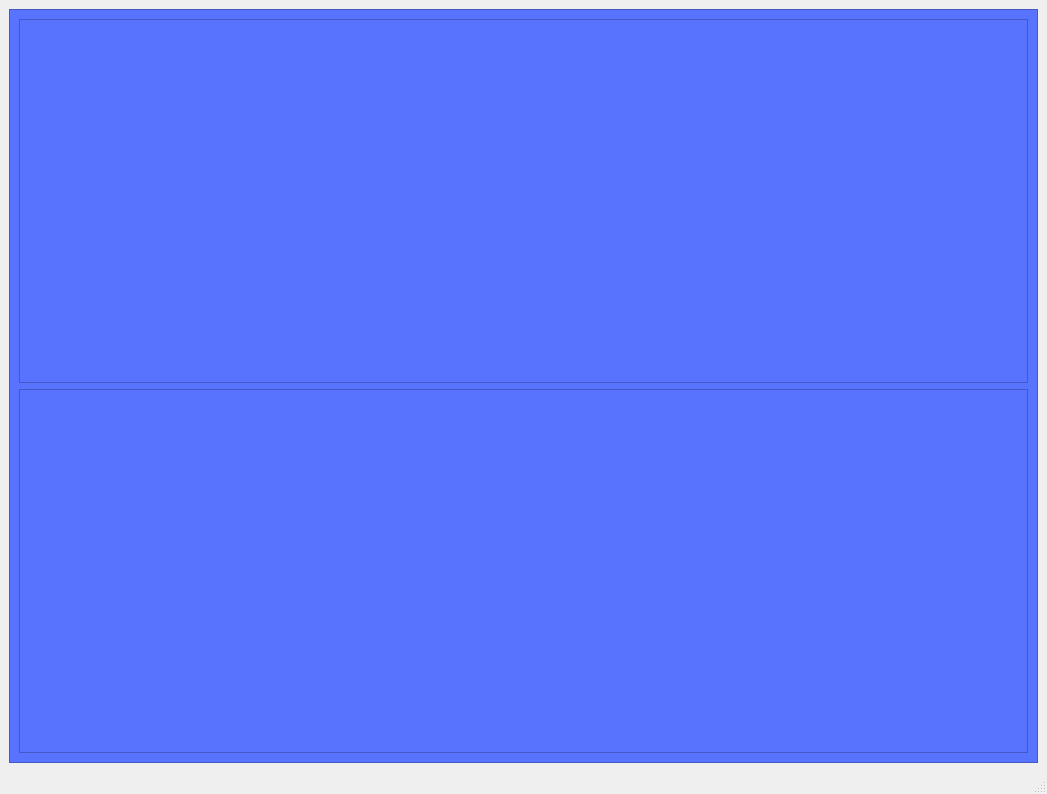
Qt form ui/edit_profile.ui (neel-mistry/PoCoH-MiniProj) before a commit.
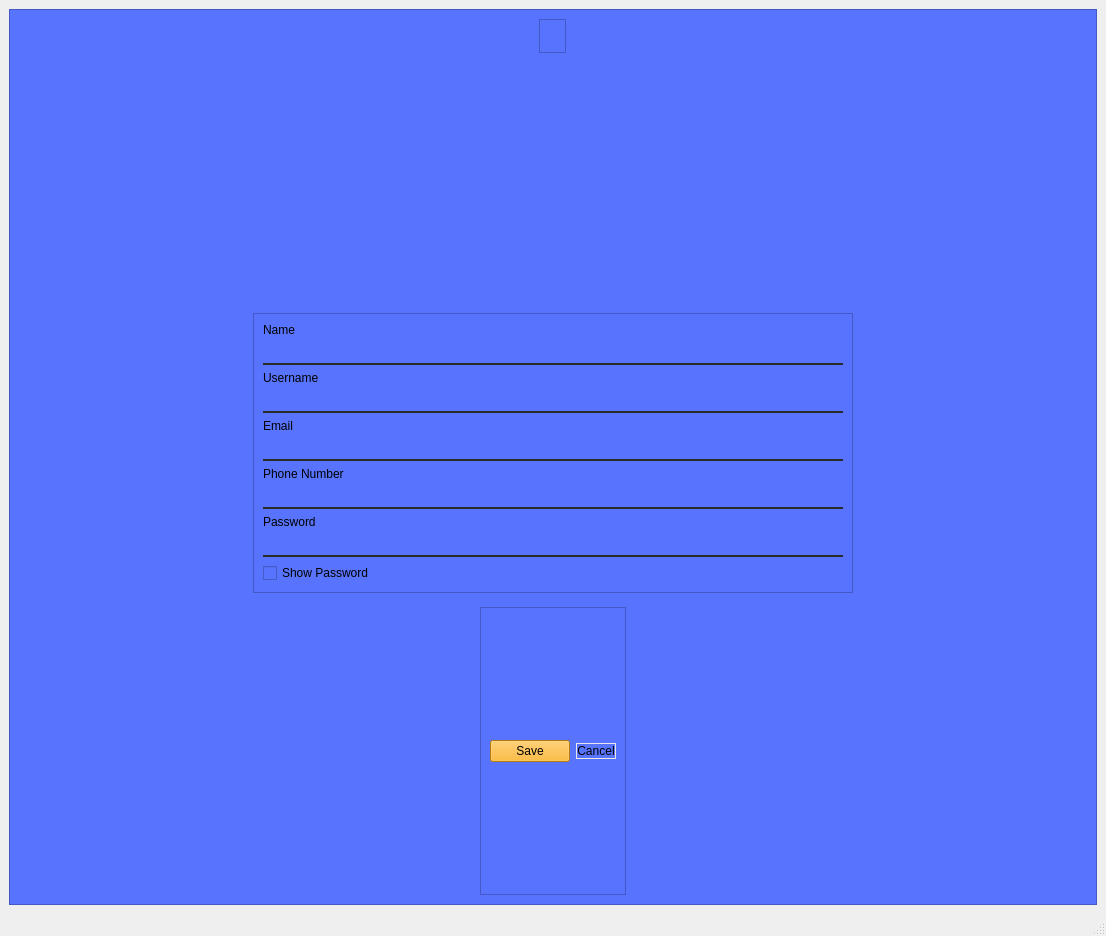
The same form after that commit. Icons and pictures are not drawn.

```diff
--- a/ui/edit_profile.ui
+++ b/ui/edit_profile.ui
@@ -1,13 +1,13 @@
 <?xml version="1.0" encoding="UTF-8"?>
 <ui version="4.0">
- <class>MainWindow</class>
- <widget class="QMainWindow" name="MainWindow">
+ <class>edit_profile</class>
+ <widget class="QMainWindow" name="edit_profile">
   <property name="geometry">
    <rect>
     <x>0</x>
     <y>0</y>
-    <width>1047</width>
-    <height>794</height>
+    <width>1106</width>
+    <height>936</height>
    </rect>
   </property>
   <property name="windowTitle">
@@ -27,7 +27,7 @@
        <enum>QFrame::Raised</enum>
       </property>
       <layout class="QVBoxLayout" name="verticalLayout">
-       <item>
+       <item alignment="Qt::AlignHCenter|Qt::AlignTop">
         <widget class="QFrame" name="frame_2">
          <property name="frameShape">
           <enum>QFrame::StyledPanel</enum>
@@ -35,16 +35,235 @@
          <property name="frameShadow">
           <enum>QFrame::Raised</enum>
          </property>
+         <layout class="QVBoxLayout" name="verticalLayout_2">
+          <item>
+           <widget class="QLabel" name="label">
+            <property name="text">
+             <string/>
+            </property>
+            <property name="pixmap">
+             <pixmap>../images/PoCoH.png</pixmap>
+            </property>
+            <property name="scaledContents">
+             <bool>true</bool>
+            </property>
+           </widget>
+          </item>
+         </layout>
         </widget>
        </item>
-       <item>
+       <item alignment="Qt::AlignHCenter|Qt::AlignTop">
         <widget class="QFrame" name="frame_3">
+         <property name="minimumSize">
+          <size>
+           <width>600</width>
+           <height>0</height>
+          </size>
+         </property>
+         <property name="styleSheet">
+          <string notr="true">padding-bottom: 1em;</string>
+         </property>
          <property name="frameShape">
           <enum>QFrame::StyledPanel</enum>
          </property>
          <property name="frameShadow">
           <enum>QFrame::Raised</enum>
          </property>
+         <layout class="QVBoxLayout" name="verticalLayout_3">
+          <item alignment="Qt::AlignBottom">
+           <widget class="QLabel" name="label_2">
+            <property name="styleSheet">
+             <string notr="true">padding-top: 1em;
+font: 500 12pt &quot;Poppins&quot;;</string>
+            </property>
+            <property name="text">
+             <string>Name</string>
+            </property>
+           </widget>
+          </item>
+          <item>
+           <widget class="QLineEdit" name="name">
+            <property name="styleSheet">
+             <string notr="true">background-color:rgba(0, 0, 0, 0);
+font: 12pt &quot;Poppins&quot;;
+border-bottom:2px solid #2a2a2a;
+border-radius: 30px;
+color:#2a2a2a;
+padding-bottom:4px;
+padding-left: 5px;</string>
+            </property>
+            <property name="readOnly">
+             <bool>true</bool>
+            </property>
+           </widget>
+          </item>
+          <item alignment="Qt::AlignBottom">
+           <widget class="QLabel" name="label_3">
+            <property name="styleSheet">
+             <string notr="true">padding-top: 1em;
+font: 500 12pt &quot;Poppins&quot;;</string>
+            </property>
+            <property name="text">
+             <string>Username</string>
+            </property>
+           </widget>
+          </item>
+          <item>
+           <widget class="QLineEdit" name="username">
+            <property name="styleSheet">
+             <string notr="true">background-color:rgba(0, 0, 0, 0);
+font: 12pt &quot;Poppins&quot;;
+border-bottom:2px solid #2a2a2a;
+border-radius: 30px;
+color:#2a2a2a;
+padding-bottom:4px;
+padding-left: 5px;</string>
+            </property>
+            <property name="readOnly">
+             <bool>true</bool>
+            </property>
+           </widget>
+          </item>
+          <item alignment="Qt::AlignBottom">
+           <widget class="QLabel" name="label_4">
+            <property name="styleSheet">
+             <string notr="true">padding-top: 1em;
+font: 500 12pt &quot;Poppins&quot;;</string>
+            </property>
+            <property name="text">
+             <string>Email</string>
+            </property>
+           </widget>
+          </item>
+          <item>
+           <widget class="QLineEdit" name="email">
+            <property name="styleSheet">
+             <string notr="true">background-color:rgba(0, 0, 0, 0);
+font: 12pt &quot;Poppins&quot;;
+border-bottom:2px solid #2a2a2a;
+border-radius: 30px;
+color:#2a2a2a;
+padding-bottom:4px;
+padding-left: 5px;</string>
+            </property>
+            <property name="readOnly">
+             <bool>false</bool>
+            </property>
+           </widget>
+          </item>
+          <item alignment="Qt::AlignBottom">
+           <widget class="QLabel" name="label_5">
+            <property name="styleSheet">
+             <string notr="true">padding-top: 1em;
+font: 500 12pt &quot;Poppins&quot;;</string>
+            </property>
+            <property name="text">
+             <string>Phone Number</string>
+            </property>
+           </widget>
+          </item>
+          <item>
+           <widget class="QLineEdit" name="phone">
+            <property name="styleSheet">
+             <string notr="true">background-color:rgba(0, 0, 0, 0);
+font: 12pt &quot;Poppins&quot;;
+border-bottom:2px solid #2a2a2a;
+border-radius: 30px;
+color:#2a2a2a;
+padding-bottom:4px;
+padding-left: 5px;</string>
+            </property>
+           </widget>
+          </item>
+          <item>
+           <widget class="QLabel" name="label_6">
+            <property name="styleSheet">
+             <string notr="true">padding-top: 1em;
+font: 500 12pt &quot;Poppins&quot;;</string>
+            </property>
+            <property name="text">
+             <string>Password</string>
+            </property>
+           </widget>
+          </item>
+          <item>
+           <widget class="QLineEdit" name="password">
+            <property name="styleSheet">
+             <string notr="true">background-color:rgba(0, 0, 0, 0);
+font: 12pt &quot;Poppins&quot;;
+border-bottom:2px solid #2a2a2a;
+border-radius: 30px;
+color:#2a2a2a;
+padding-bottom:4px;
+padding-left: 5px;</string>
+            </property>
+            <property name="echoMode">
+             <enum>QLineEdit::Password</enum>
+            </property>
+           </widget>
+          </item>
+          <item>
+           <widget class="QCheckBox" name="checkBox">
+            <property name="styleSheet">
+             <string notr="true">font: 300 11pt &quot;Poppins&quot;;</string>
+            </property>
+            <property name="text">
+             <string>Show Password</string>
+            </property>
+           </widget>
+          </item>
+         </layout>
+        </widget>
+       </item>
+       <item alignment="Qt::AlignHCenter">
+        <widget class="QFrame" name="frame_4">
+         <property name="frameShape">
+          <enum>QFrame::StyledPanel</enum>
+         </property>
+         <property name="frameShadow">
+          <enum>QFrame::Raised</enum>
+         </property>
+         <layout class="QHBoxLayout" name="horizontalLayout">
+          <item>
+           <widget class="QPushButton" name="bsave">
+            <property name="styleSheet">
+             <string notr="true">border-radius: 0.5em;
+background-color: rgb(255, 174, 13);
+padding-top: 0.30em;
+padding-bottom: 0.30em;
+padding-left: 1.7em;
+padding-right: 1.7em;
+font: 500 11pt &quot;Poppins&quot;;</string>
+            </property>
+            <property name="text">
+             <string>Save</string>
+            </property>
+           </widget>
+          </item>
+          <item>
+           <widget class="QPushButton" name="bcancel">
+            <property name="styleSheet">
+             <string notr="true">QPushButton#bcancel{
+border-radius: 0.5em;
+border: 1px solid #e8e8e8;
+padding-top: 0.30em;
+padding-bottom: 0.30em;
+padding-left: 1.7em;
+padding-right: 1.7em;
+font: 500 11pt &quot;Poppins&quot;;
+}
+
+QPushButton#bcancel:hover {
+color:#090909;
+background: #e8e8e8;
+}</string>
+            </property>
+            <property name="text">
+             <string>Cancel</string>
+            </property>
+           </widget>
+          </item>
+         </layout>
         </widget>
        </item>
       </layout>
@@ -57,7 +276,7 @@
     <rect>
      <x>0</x>
      <y>0</y>
-     <width>1047</width>
+     <width>1106</width>
      <height>22</height>
     </rect>
    </property>
```
